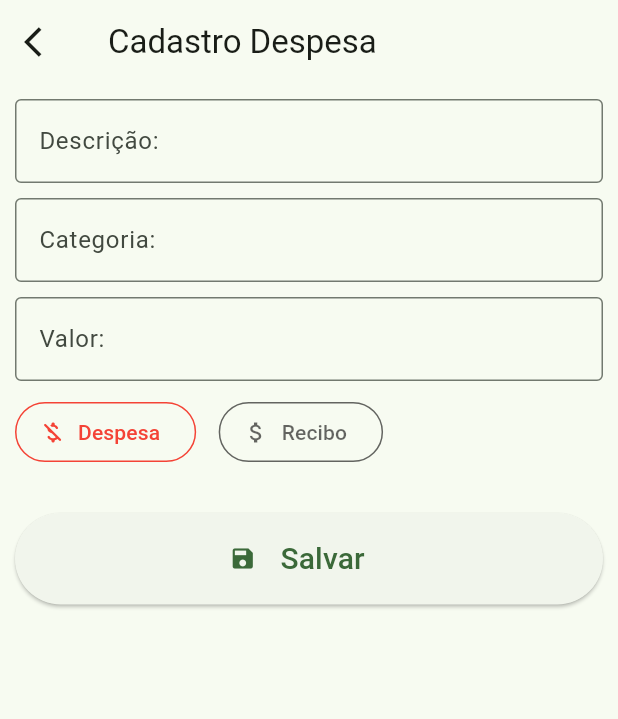
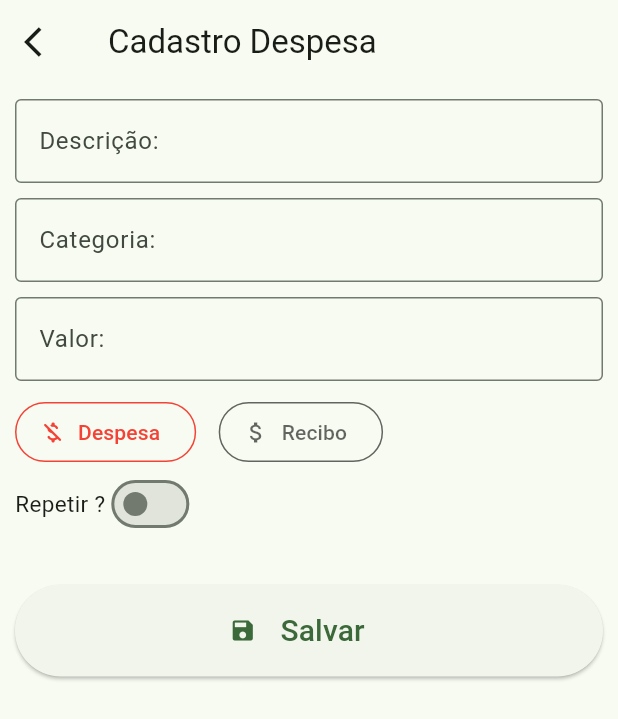
Before and after one commit to brunocaavalcante/Organiza, a Flutter app: the screen it shows once a user with an empty profile is signed in, after a tap on the "add" icon, on a phone screen of 412 x 824 dp. Shown: the top 719 px of the screen. Run offline on Flutter 3.47's test engine with Material 2 defaults, Android fonts, the phone set to English and light mode, and no system bars; our stand-ins replace cloud_firestore, curved_navigation_bar, file_picker, firebase_auth, firebase_core, firebase_storage and 1 more; accounts and stored records are empty.

Commit message:
Salvar parcelamento de contas

```diff
--- a/app/lib/models/operacao.dart
+++ b/app/lib/models/operacao.dart
@@ -8,10 +8,11 @@ class Operacao {
   CategoriaDepesa? categoria;
   int? status;
   int? tipoOperacao;
+  int? tipoFrequencia;
   DateTime? dataCadastro;
   DateTime? dataReferencia;
-  int? totalParcelas = 0;
-  int? parcelasPagas = 0;
+  int totalParcelas = 0;
+  int parcelasPagas = 0;
   bool? repetir = false;
 
   Map<String, Object?> toJson() {
@@ -25,13 +26,15 @@ class Operacao {
       'parcelasPagas': parcelasPagas,
       'totalParcelas': totalParcelas,
       'repetir': repetir,
-      'tipoOperacao': tipoOperacao
+      'tipoOperacao': tipoOperacao,
+      'tipoFrequencia': tipoFrequencia
     };
   }
 
   Operacao toEntity(Map<String, dynamic> map) {
-    parcelasPagas = map['parcelasPagas'];
-    totalParcelas = map['totalParcelas'];
+    parcelasPagas = map['parcelasPagas'] ?? 0;
+    totalParcelas = map['totalParcelas'] ?? 0;
+    tipoFrequencia = map['tipoFrequencia'];
     repetir = map['repetir'];
     tipoOperacao = map['tipoOperacao'];
     status = map['status'];
@@ -49,3 +52,5 @@ class Operacao {
 enum Status { Pago, Pendente }
 
 enum TipoOperacao { Despesa, Recibo }
+
+enum TipoFrequencia { Nunca, Sempre, Parcelado }
--- a/app/lib/pages/despesas/cadastro_despes_page.dart
+++ b/app/lib/pages/despesas/cadastro_despes_page.dart
@@ -24,7 +24,10 @@ class _CadastroDespesaPageState extends State<CadastroDespesaPage> {
   final formKey = GlobalKey<FormState>();
   final descricao = TextEditingController();
   final valor = TextEditingController();
+  final qtdParcelas = TextEditingController();
+  TipoFrequencia? frequencia = TipoFrequencia.Nunca;
   int operacao = 1;
+  bool isRepetir = false;
 
   @override
   Widget build(BuildContext context) {
@@ -61,6 +64,20 @@ class _CadastroDespesaPageState extends State<CadastroDespesaPage> {
                 customRadioButton(
                     "Recibo", 2, Icons.attach_money_outlined, Colors.green)
               ]),
+              Row(children: [
+                const Text("Repetir ?", style: TextStyle(fontSize: 15)),
+                Switch(
+                    value: isRepetir,
+                    onChanged: (value) {
+                      setState(() {
+                        isRepetir = value;
+                        if (isRepetir == false) {
+                          frequencia = TipoFrequencia.Nunca;
+                        }
+                      });
+                    })
+              ]),
+              containerRepetir(),
               const SizedBox(height: 30),
               ElevatedButton(
                 onPressed: () {
@@ -87,8 +104,12 @@ class _CadastroDespesaPageState extends State<CadastroDespesaPage> {
 
   cadastrar() async {
     try {
+      var parcelas = int.tryParse(qtdParcelas.text) ?? 0;
       Operacao item = Operacao();
-      item.dataCadastro = DateTime.now();
+      item.repetir = isRepetir;
+      item.totalParcelas = parcelas;
+      item.tipoFrequencia = frequencia!.index;
+      item.dataCadastro = item.dataCadastro = DateTime.now();
       item.dataReferencia = widget.dataRef;
       item.descricao = descricao.text;
       item.categoria = CategoriaDepesa();
@@ -97,7 +118,13 @@ class _CadastroDespesaPageState extends State<CadastroDespesaPage> {
       item.valor = Ultil().CoverterValorToDecimal(valor.text)!;
       item.status = Status.Pendente.index;
       item.tipoOperacao = operacao;
-      await Provider.of<DespesaService>(context, listen: false).salvar(item);
+      if (item.totalParcelas > 0) {
+        item.valor = item.valor / parcelas;
+        await Provider.of<DespesaService>(context, listen: false)
+            .salvarComParcelas(item);
+      } else {
+        await Provider.of<DespesaService>(context, listen: false).salvar(item);
+      }
       Navigator.pop(context);
     } on CustomException catch (e) {
       ScaffoldMessenger.of(context)
@@ -124,4 +151,43 @@ class _CadastroDespesaPageState extends State<CadastroDespesaPage> {
                     ? color
                     : Theme.of(context).hintColor))));
   }
+
+  containerRepetir() {
+    if (isRepetir) {
+      return Column(children: [
+        Row(children: [
+          Radio(
+              value: TipoFrequencia.Sempre,
+              groupValue: frequencia,
+              onChanged: (TipoFrequencia? value) {
+                setState(() {
+                  frequencia = value;
+                });
+              }),
+          Text(TipoFrequencia.Sempre.name),
+          Radio(
+              value: TipoFrequencia.Parcelado,
+              groupValue: frequencia,
+              onChanged: (TipoFrequencia? value) {
+                setState(() {
+                  frequencia = value;
+                });
+              }),
+          Text(TipoFrequencia.Parcelado.name)
+        ]),
+        fieldQtdParcelas()
+      ]);
+    } else {
+      return Container();
+    }
+  }
+
+  Widget fieldQtdParcelas() {
+    if (frequencia == TipoFrequencia.Parcelado) {
+      return WidgetUltil.returnField("Quantidade de parcelas: ", qtdParcelas,
+          TextInputType.number, null, "");
+    } else {
+      return Container();
+    }
+  }
 }
```
Also changed, not shown: app/lib/services/despesa_service.dart (+10 -0 lines).
